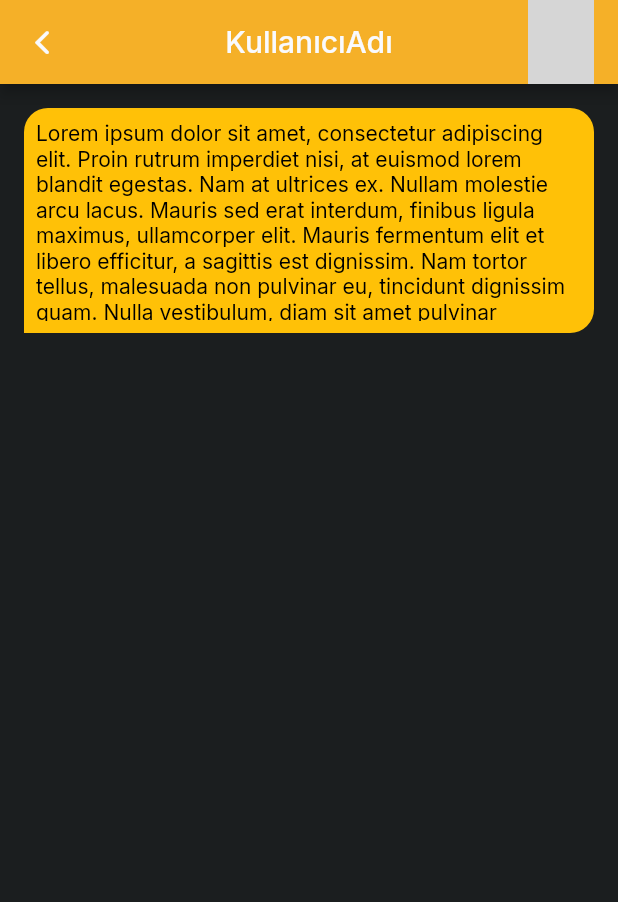
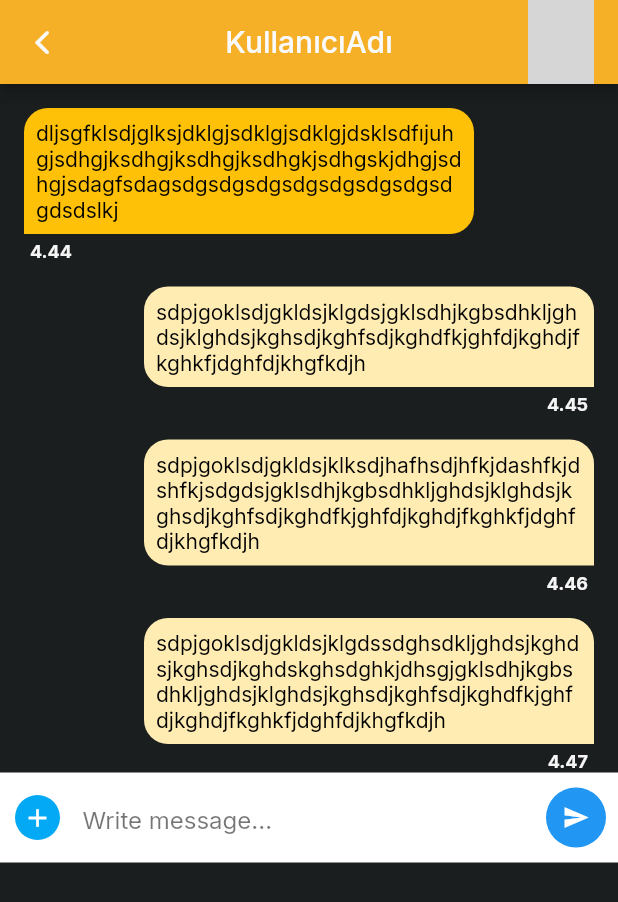
Before and after one commit to wolfe88/social_academy, a Flutter app: the ChatPage screen opened by its route, on a phone screen of 412 x 824 dp. Shown: the top 902 px of the screen. Run offline on Flutter 3.47's test engine with Material 2 defaults, Android fonts, the light colour scheme and no system bars; our stand-ins replace cached_network_image, getwidget, google_fonts; network calls fail; grey boxes are pictures that could not be loaded.

Commit message:
chat_page added

```diff
--- a/lib/pages/chat_page.dart
+++ b/lib/pages/chat_page.dart
@@ -3,6 +3,8 @@ import 'package:flutter/material.dart';
 import 'package:social_academy/helpers.dart';
 import 'package:social_academy/theme.dart';
 import 'package:social_academy/widgets/avatar.dart';
+import "package:social_academy/widgets/chatbuble.dart";
+import 'package:social_academy/widgets/textfield.dart';
 
 class ChatPage extends StatelessWidget {
   const ChatPage({super.key});
@@ -33,26 +35,83 @@ class ChatPage extends StatelessWidget {
           icon: const Icon(CupertinoIcons.back),
         ),
       ),
-      body: Container(
-          height: 150,
-          constraints: BoxConstraints(
-            maxHeight: 200.0,
-          ),
-          margin: const EdgeInsets.fromLTRB(16, 16, 16, 0),
-          decoration: BoxDecoration(
-            borderRadius: BorderRadius.only(
-                bottomLeft: Radius.zero,
-                bottomRight: Radius.circular(16),
-                topLeft: Radius.circular(16),
-                topRight: Radius.circular(16)),
-            color: Colors.amber,
-          ),
-          child: Padding(
-              padding: const EdgeInsets.all(8.0),
-              child: Text(
-                "Lorem ipsum dolor sit amet, consectetur adipiscing elit. Proin rutrum imperdiet nisi, at euismod lorem blandit egestas. Nam at ultrices ex. Nullam molestie arcu lacus. Mauris sed erat interdum, finibus ligula maximus, ullamcorper elit. Mauris fermentum elit et libero efficitur, a sagittis est dignissim. Nam tortor tellus, malesuada non pulvinar eu, tincidunt dignissim quam. Nulla vestibulum, diam sit amet pulvinar condimentum, magna velit bibendum neque, sit amet scelerisque lacus turpis quis magna. Fusce venenatis sem a dolor efficitur, ac congue tellus malesuada. Maecenas at bibendum purus. Quisque metus nisl, blandit id tincidunt sed, ornare at ex. Nunc a erat hendrerit, porta eros feugiat, faucibus magna.",
-                style: TextStyle(color: Colors.black),
-              ))),
+      body: Column(
+        children: [
+          leftChatBuble(
+              text:
+                  "dljsgfklsdjglksjdklgjsdklgjsdklgjdsklsdfıjuhgjsdhgjksdhgjksdhgjksdhgkjsdhgskjdhgjsdhgjsdagfsdagsdgsdgsdgsdgsdgsdgsdgsdgdsdslkj",
+              timetext: "4.44"),
+          rightChatBuble(
+              text:
+                  "sdpjgoklsdjgkldsjklgdsjgklsdhjkgbsdhkljghdsjklghdsjkghsdjkghfsdjkghdfkjghfdjkghdjfkghkfjdghfdjkhgfkdjh",
+              timetext: "4.45"),
+          rightChatBuble(
+              text:
+                  "sdpjgoklsdjgkldsjklksdjhafhsdjhfkjdashfkjdshfkjsdgdsjgklsdhjkgbsdhkljghdsjklghdsjkghsdjkghfsdjkghdfkjghfdjkghdjfkghkfjdghfdjkhgfkdjh",
+              timetext: "4.46"),
+          rightChatBuble(
+              text:
+                  "sdpjgoklsdjgkldsjklgdssdghsdkljghdsjkghdsjkghsdjkghdskghsdghkjdhsgjgklsdhjkgbsdhkljghdsjklghdsjkghsdjkghfsdjkghdfkjghfdjkghdjfkghkfjdghfdjkhgfkdjh",
+              timetext: "4.47"),
+          Stack(
+            children: <Widget>[
+              Align(
+                alignment: Alignment.bottomLeft,
+                child: Container(
+                  padding: EdgeInsets.only(left: 10, bottom: 10, top: 10),
+                  height: 60,
+                  width: double.infinity,
+                  color: Colors.white,
+                  child: Row(
+                    children: <Widget>[
+                      GestureDetector(
+                        onTap: () {},
+                        child: Container(
+                          height: 30,
+                          width: 30,
+                          decoration: BoxDecoration(
+                            color: Colors.lightBlue,
+                            borderRadius: BorderRadius.circular(30),
+                          ),
+                          child: Icon(
+                            Icons.add,
+                            color: Colors.white,
+                            size: 20,
+                          ),
+                        ),
+                      ),
+                      SizedBox(
+                        width: 15,
+                      ),
+                      Expanded(
+                        child: TextField(
+                          decoration: InputDecoration(
+                              hintText: "Write message...",
+                              hintStyle: TextStyle(color: Colors.black54),
+                              border: InputBorder.none),
+                        ),
+                      ),
+                      SizedBox(
+                        width: 15,
+                      ),
+                      FloatingActionButton(
+                        onPressed: () {},
+                        child: Icon(
+                          Icons.send,
+                          color: Colors.white,
+                          size: 18,
+                        ),
+                        backgroundColor: Colors.blue,
+                        elevation: 0,
+                      ),
+                    ],
+                  ),
+                ),
+              ),
+            ],
+          )
+        ],
+      ),
     );
   }
 }
--- /dev/null
+++ b/lib/widgets/chatbuble.dart
@@ -0,0 +1,106 @@
+import 'package:flutter/cupertino.dart';
+import 'package:flutter/material.dart';
+
+class leftChatBuble extends StatelessWidget {
+  final String text;
+
+  final String timetext;
+
+  const leftChatBuble({
+    super.key,
+    required this.text,
+    required this.timetext,
+  });
+
+  @override
+  Widget build(BuildContext context) {
+    return Column(
+      crossAxisAlignment: CrossAxisAlignment.start,
+      children: [
+        FittedBox(
+          child: Container(
+            constraints: BoxConstraints(
+              maxWidth: 300,
+            ),
+            margin: const EdgeInsets.fromLTRB(16, 16, 16, 0),
+            decoration: BoxDecoration(
+              borderRadius: BorderRadius.only(
+                  bottomLeft: Radius.zero,
+                  bottomRight: Radius.circular(16),
+                  topLeft: Radius.circular(16),
+                  topRight: Radius.circular(16)),
+              color: Colors.amber,
+            ),
+            child: Padding(
+              padding: const EdgeInsets.all(8.0),
+              child: Text(
+                "$text",
+                style: TextStyle(color: Colors.black),
+              ),
+            ),
+          ),
+        ),
+        Container(
+          alignment: Alignment.centerLeft,
+          margin: EdgeInsets.only(left: 20, top: 4),
+          child: Text(
+            "$timetext",
+            style: TextStyle(fontSize: 12, fontWeight: FontWeight.bold),
+          ),
+        )
+      ],
+    );
+  }
+}
+
+class rightChatBuble extends StatelessWidget {
+  final String text;
+
+  final String timetext;
+
+  const rightChatBuble({
+    super.key,
+    required this.text,
+    required this.timetext,
+  });
+
+  @override
+  Widget build(BuildContext context) {
+    return Column(
+      crossAxisAlignment: CrossAxisAlignment.end,
+      children: [
+        FittedBox(
+          child: Container(
+            constraints: BoxConstraints(
+              maxWidth: 300,
+            ),
+            margin: const EdgeInsets.fromLTRB(16, 16, 16, 0),
+            decoration: BoxDecoration(
+              borderRadius: BorderRadius.only(
+                  bottomLeft: Radius.circular(16),
+                  bottomRight: Radius.zero,
+                  topLeft: Radius.circular(16),
+                  topRight: Radius.circular(16)),
+              color: Colors.amber.shade100,
+            ),
+            child: Padding(
+              padding: const EdgeInsets.all(8.0),
+              child: Text(
+                "$text",
+                style: TextStyle(color: Colors.black),
+              ),
+            ),
+          ),
+        ),
+        Container(
+          alignment: Alignment.centerRight,
+          margin: EdgeInsets.only(right: 20, top: 4),
+          child: Text(
+            "$timetext",
+            style: TextStyle(fontSize: 12, fontWeight: FontWeight.bold),
+          ),
+        )
+      ],
+    );
+  }
+}
--- a/lib/widgets/textfield.dart
+++ b/lib/widgets/textfield.dart
@@ -53,7 +53,6 @@ class MyIconedTextField extends StatefulWidget {
     required this.hintColor,
     required this.borderRadius,
     required this.icon,
-
     required this.hintText,
   });
 
--- a/pubspec.yaml
+++ b/pubspec.yaml
@@ -39,6 +39,7 @@ dependencies:
   google_fonts: ^3.0.1
   cached_network_image: ^3.2.3
   getwidget: ^3.0.1 #https://pub.dev/packages/getwidget
+  auto_size_text: ^3.0.0
 
 
 dev_dependencies:
```
Also changed, not shown: pubspec.lock.
